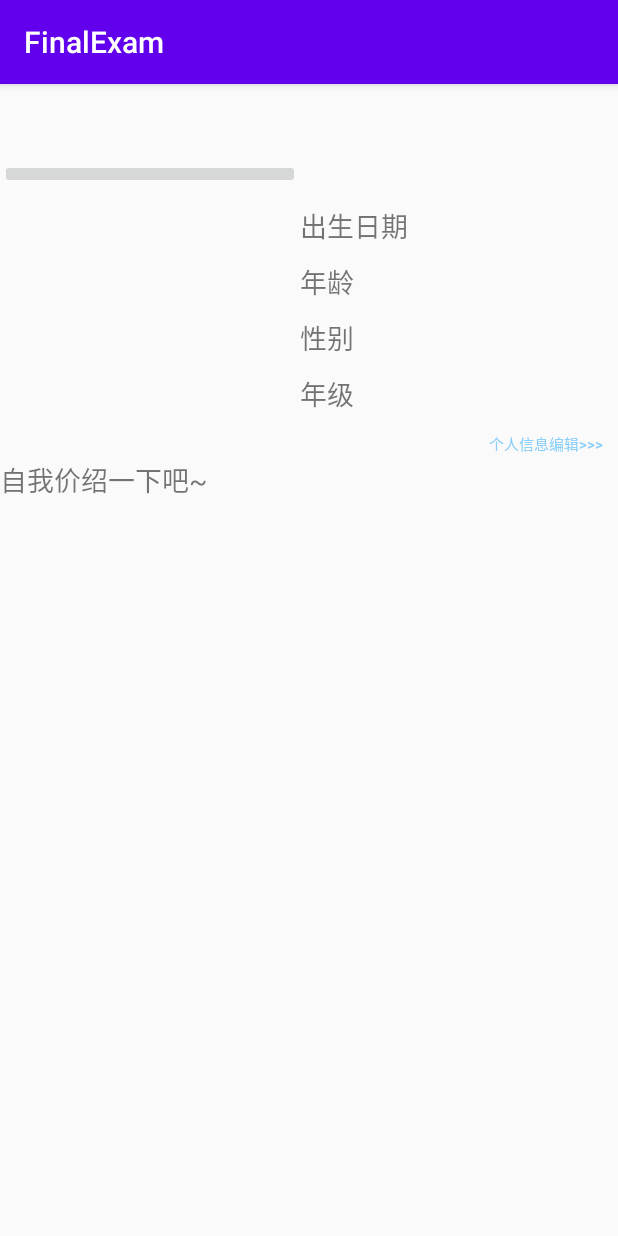
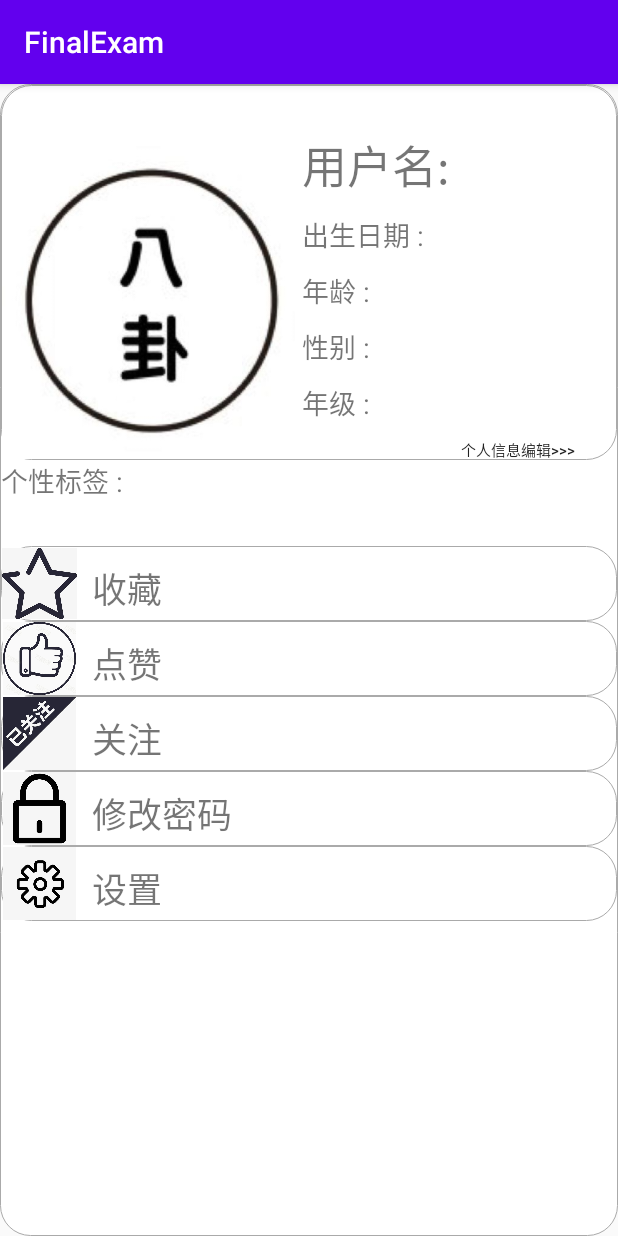
Before and after one commit to swufeLD/FinalExam, an Android app: the Personal screen opened directly, with no data from a screen before it, on a phone screen of 412 x 824 dp. Run offline under Robolectric (Android 15) with nearby library versions, the phone set to English and light mode, and no system bars.

Commit message:
我的个人主页功能完善

```diff
--- a/app/src/main/java/com/example/finalexam/EditorPerson.java
+++ b/app/src/main/java/com/example/finalexam/EditorPerson.java
@@ -1,7 +1,9 @@
 package com.example.finalexam;
 
+import android.app.Activity;
 import android.app.Person;
 import android.content.Intent;
+import android.content.SharedPreferences;
 import android.os.Bundle;
 import android.view.View;
 import android.widget.Button;
@@ -57,6 +59,25 @@ public class EditorPerson extends AppCompatActivity implements View.OnClickListe
         bdl.putString("grade",g);
         bdl.putString("introduce",i);
 
+        SharedPreferences sharedPreferences=getSharedPreferences("person", Activity.MODE_PRIVATE);
+        SharedPreferences.Editor editor=sharedPreferences.edit();
+        if(!b.equals("")){
+            editor.putString("birth",b);
+        }
+       if(!a.equals("")){
+           editor.putString("age",a);
+       }
+       if(!s.equals("")){
+           editor.putString("sex",s);
+       }
+       if(!g.equals("")){
+           editor.putString("grade",g);
+       }
+      if(!i.equals("")){
+          editor.putString("introduce",i);
+      }
+        editor.apply();
+
         intent.putExtras(bdl);
         setResult(2,intent);
         finish();
--- a/app/src/main/java/com/example/finalexam/Personal.java
+++ b/app/src/main/java/com/example/finalexam/Personal.java
@@ -14,6 +14,7 @@ import androidx.annotation.Nullable;
 import androidx.appcompat.app.AppCompatActivity;
 
 public class Personal extends AppCompatActivity implements View.OnClickListener {
+    public  static  final String TAG="Personal";
 
     ImageButton imagebtn;
     Button edit;
@@ -33,6 +34,12 @@ public class Personal extends AppCompatActivity implements View.OnClickListener
     String i;
 
     SharedPreferences share;
+
+    TextView tv1;
+    TextView tv2;
+    TextView tv3;
+    TextView tv4;
+    TextView tv5;
 
     @Override
     protected void onCreate(Bundle savedInstanceState) {
@@ -54,9 +61,24 @@ public class Personal extends AppCompatActivity implements View.OnClickListener
         share=getSharedPreferences("login", Activity.MODE_PRIVATE);
         n=share.getString("username","");
 
-        name.setText(n);
+        name.setText("用户名:"+n);
+        getInfo();
+        initview();
     }
+public  void initview(){
+        tv1=findViewById(R.id.tv1);
+        tv2=findViewById(R.id.tv2);
+        tv3=findViewById(R.id.tv3);
+        tv4=findViewById(R.id.tv4);
+        tv5=findViewById(R.id.tv5);
 
+        tv1.setOnClickListener(this);
+        tv2.setOnClickListener(this);
+        tv3.setOnClickListener(this);
+        tv4.setOnClickListener(this);
+        tv5.setOnClickListener(this);
+
+}
     @Override
     public void onClick(View view) {
         if(view.getId()==R.id.imageBtn){
@@ -66,6 +88,22 @@ public class Personal extends AppCompatActivity implements View.OnClickListener
             intent=new Intent(this,EditorPerson.class);
             startActivity(intent);
         }
+        if(view.getId()==R.id.tv4){
+            //修改密码页
+
+        }
+        if(view.getId()==R.id.tv1){
+            //收藏页
+
+        }
+        if(view.getId()==R.id.tv2){
+            //点赞页
+
+        }
+        if(view.getId()==R.id.tv3){
+            //关注页
+
+        }
     }
     @Override
     protected void onActivityResult(int requestCode, int resultCode, @Nullable Intent data) {
@@ -74,16 +112,31 @@ public class Personal extends AppCompatActivity implements View.OnClickListener
             Bundle bdl=data.getExtras();
              b=bdl.getString("birth");
              a=bdl.getString("age");
-             s=bdl.getString("age");
+             s=bdl.getString("sex");
              g=bdl.getString("grade");
              i=bdl.getString("introduce");
-
-             birth.setText(b);
-             age.setText(a);
-             sex.setText(s);
-             grade.setText(g);
-             introduce.setText(i);
+           getInfo();
         }
         super.onActivityResult(requestCode, resultCode, data);
     }
+    public boolean getInfo(){
+        SharedPreferences getShare=getSharedPreferences("person",Activity.MODE_PRIVATE);
+        b=getShare.getString("birth","");
+        a=getShare.getString("age","");
+        s=getShare.getString("sex","");
+        g=getShare.getString("grade","");
+        i=getShare.getString("introduce","");
+
+        birth.setText("出生日期 : "+b);
+        age.setText("年龄 : "+a);
+        sex.setText("性别 : "+s);
+        grade.setText("年级 : "+g);
+        introduce.setText("个性标签 : "+i);
+
+        return  true;
+    }
+    protected void onResume() {
+                super.onResume();
+                getInfo();
+    }
 }
--- /dev/null
+++ b/app/src/main/res/drawable/border.xml
@@ -0,0 +1,18 @@
+<?xml version="1.0" encoding="utf-8"?>
+<shape xmlns:android="http://schemas.android.com/apk/res/android" >
+    //这里是Linearlayout布局的背景颜色
+    <solid android:color="#FFFFFF" />
+    //这里是设置边框线的粗细和颜色
+    <stroke
+        android:width="0.04dp"
+        android:color="@android:color/darker_gray" />
+
+    <padding
+        android:bottom="1dp"
+        android:left="1dp"
+        android:right="1dp"
+        android:top="1dp" />
+    //角的话，里边有参数可以单独设置
+    <corners android:radius="20dp" />
+
+</shape>
--- a/app/src/main/res/layout/editorperson.xml
+++ b/app/src/main/res/layout/editorperson.xml
@@ -10,7 +10,7 @@
         android:id="@+id/imageView"
         android:layout_width="400dp"
         android:layout_height="200dp"
-        tools:srcCompat="@mipmap/bg" />
+        android:background="@mipmap/bg" />
 
     <TextView
         android:id="@+id/textView8"
--- a/app/src/main/res/layout/person.xml
+++ b/app/src/main/res/layout/person.xml
@@ -4,13 +4,15 @@
     xmlns:tools="http://schemas.android.com/tools"
     android:layout_width="match_parent"
     android:layout_height="match_parent"
-    android:orientation="vertical">
+    android:orientation="vertical"
+    android:background="@drawable/border">
 
 
     <LinearLayout
         android:layout_width="match_parent"
         android:layout_height="250dp"
-        android:orientation="horizontal">
+        android:orientation="horizontal"
+        android:background="@drawable/border">
 
         <LinearLayout
             android:layout_width="200dp"
@@ -21,8 +23,8 @@
                 android:id="@+id/imageBtn"
                 android:layout_width="match_parent"
                 android:layout_height="wrap_content"
-                tools:srcCompat="@tools:sample/avatars"
-                android:layout_marginTop="50dp"/>
+                 android:background="@mipmap/gua"
+                android:layout_marginTop="40dp"/>
 
         </LinearLayout>
 
@@ -77,8 +79,7 @@
                 android:layout_height="wrap_content"
                 android:text="个人信息编辑>>>"
                 android:layout_marginTop="10dp"
-                android:layout_marginLeft="120dp"
-                android:textColor="#87CEFA"
+                android:layout_marginLeft="100dp"
                 android:textSize="10dp"
                 android:background="@android:color/transparent"/>
         </LinearLayout>
@@ -89,11 +90,149 @@
         android:id="@+id/introduce"
         android:layout_width="match_parent"
         android:layout_height="wrap_content"
-        android:text="自我价绍一下吧~"
-        android:textSize="18dp"/>
+        android:text="个性标签"
+        android:textSize="18dp"
+        android:layout_marginBottom="30dp"/>
 
-    <ListView
+    <LinearLayout
         android:layout_width="match_parent"
-        android:layout_height="match_parent" />
+        android:layout_height="match_parent"
+        android:orientation="vertical">
+
+
+        <LinearLayout
+            android:layout_width="match_parent"
+            android:layout_height="50dp"
+            android:orientation="horizontal"
+            android:background="@drawable/border">
+
+            <ImageView
+                android:id="@+id/imageView2"
+                android:layout_width="100dp"
+                android:layout_height="wrap_content"
+                android:layout_weight="1"
+                app:srcCompat="@mipmap/shoucang" />
+
+            <TextView
+
+                android:id="@+id/tv1"
+                android:layout_width="match_parent"
+                android:layout_height="wrap_content"
+                android:layout_weight="1"
+                android:text="收藏"
+                android:textSize="23dp"
+                android:paddingTop="10dp"
+                android:paddingLeft="10dp"
+                />
+
+
+        </LinearLayout>
+        <LinearLayout
+            android:layout_width="match_parent"
+            android:layout_height="50dp"
+            android:orientation="horizontal"
+            android:background="@drawable/border">
+
+            <ImageView
+                android:id="@+id/imageView3"
+                android:layout_width="100dp"
+                android:layout_height="wrap_content"
+                android:layout_weight="1"
+                app:srcCompat="@mipmap/dianzan" />
+
+            <TextView
+
+                android:id="@+id/tv2"
+                android:layout_width="match_parent"
+                android:layout_height="wrap_content"
+                android:layout_weight="1"
+                android:text="点赞"
+                android:textSize="23dp"
+                android:paddingTop="10dp"
+                android:paddingLeft="10dp"/>
+
+
+        </LinearLayout>
+        <LinearLayout
+            android:layout_width="match_parent"
+            android:layout_height="50dp"
+            android:orientation="horizontal"
+            android:background="@drawable/border">
+
+            <ImageView
+                android:id="@+id/imageView4"
+                android:layout_width="100dp"
+                android:layout_height="wrap_content"
+                android:layout_weight="1"
+                app:srcCompat="@mipmap/guanzhu" />
+
+            <TextView
+
+                android:id="@+id/tv3"
+                android:layout_width="match_parent"
+                android:layout_height="wrap_content"
+                android:layout_weight="1"
+                android:text="关注"
+                android:textSize="23dp"
+                android:paddingTop="10dp"
+                android:paddingLeft="10dp"/>
+
+
+        </LinearLayout>
+        <LinearLayout
+            android:layout_width="match_parent"
+            android:layout_height="50dp"
+            android:orientation="horizontal"
+            android:background="@drawable/border">
+
+            <ImageView
+                android:id="@+id/imageView5"
+                android:layout_width="100dp"
+                android:layout_height="wrap_content"
+                android:layout_weight="1"
+                app:srcCompat="@mipmap/psw" />
+
+            <TextView
+
+                android:id="@+id/tv4"
+                android:layout_width="match_parent"
+                android:layout_height="wrap_content"
+                android:layout_weight="1"
+                android:text="修改密码"
+                android:textSize="23dp"
+                android:paddingTop="10dp"
+                android:paddingLeft="10dp"/>
+
+
+        </LinearLayout>
+        <LinearLayout
+            android:layout_width="match_parent"
+            android:layout_height="50dp"
+            android:orientation="horizontal"
+            android:background="@drawable/border">
+
+            <ImageView
+                android:id="@+id/imageView6"
+                android:layout_width="100dp"
+                android:layout_height="wrap_content"
+                android:layout_weight="1"
+                app:srcCompat="@mipmap/shezhi" />
+
+            <TextView
+
+                android:id="@+id/tv5"
+                android:layout_width="match_parent"
+                android:layout_height="wrap_content"
+                android:layout_weight="1"
+                android:text="设置"
+                android:textSize="23dp"
+                android:paddingTop="10dp"
+                android:paddingLeft="10dp"/>
+
+
+        </LinearLayout>
+
+    </LinearLayout>
+
 
 </LinearLayout>
```
Also changed, not shown: app/src/main/res/mipmap-hdpi/dianzan.png (added), app/src/main/res/mipmap-hdpi/guanzhu.png (added), app/src/main/res/mipmap-hdpi/psw.png (added), app/src/main/res/mipmap-hdpi/shezhi.png (added), app/src/main/res/mipmap-hdpi/shoucang.png (added).
